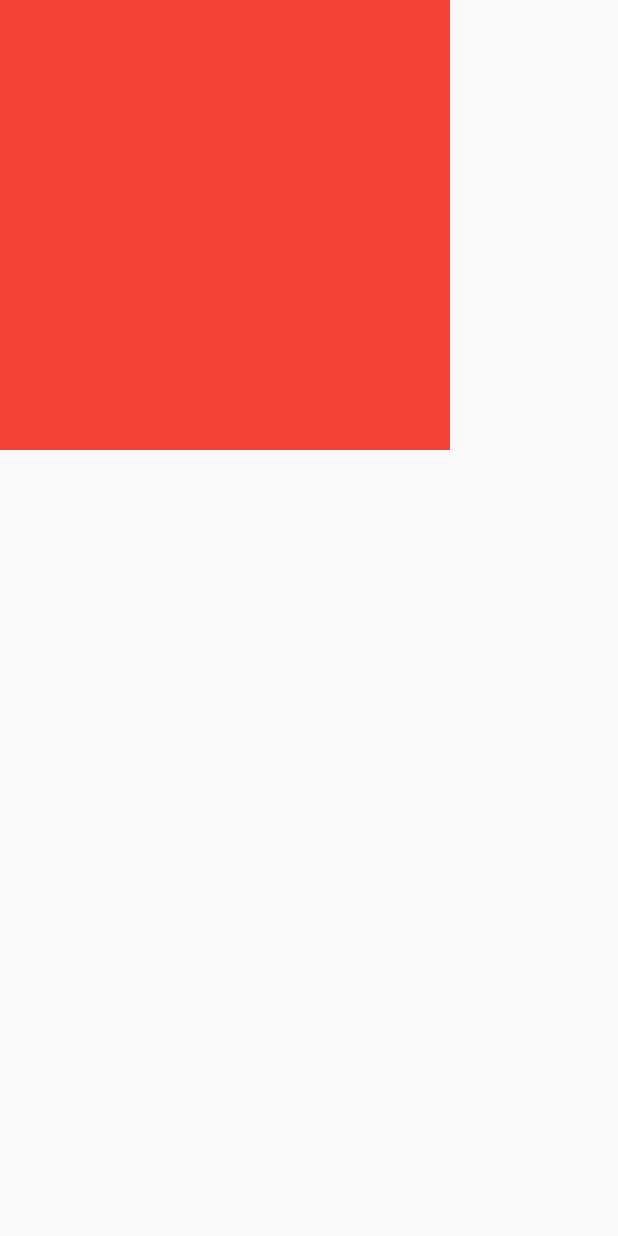
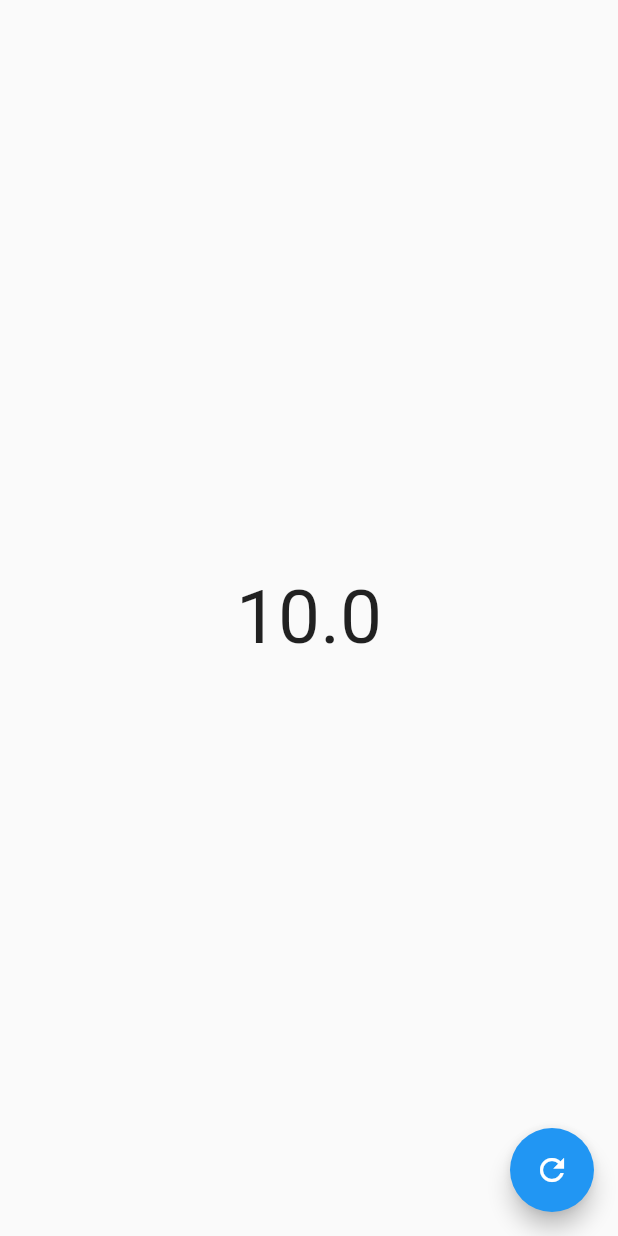
Before and after one commit to max005500/flutter_design_test, a Flutter app: the screen it shows after launch, on a phone screen of 412 x 824 dp. Run offline on Flutter 3.47's test engine with Material 2 defaults, Android fonts, the phone set to English and light mode, and no system bars.

Commit message:
progressBars create

```diff
--- a/lib/main.dart
+++ b/lib/main.dart
@@ -11,7 +11,7 @@ class MyApp extends StatelessWidget {
     return const MaterialApp(
       debugShowCheckedModeBanner: false,
       title: 'Diseños App',
-      home: CircularProgressBarPage(),
+      home:ProgressBar(),
     );
   }
 }
--- /dev/null
+++ b/lib/src/pages/graficas_circulares_page.dart
@@ -0,0 +1,29 @@
+import 'package:flutter/material.dart';
+
+class ProgressBar extends StatefulWidget {
+  const ProgressBar({super.key});
+
+  @override
+  State<ProgressBar> createState() => _ProgressBarState();
+}
+
+class _ProgressBarState extends State<ProgressBar> {
+  double porcent = 10.0;
+  @override
+  Widget build(BuildContext context) {
+    return Scaffold(
+      floatingActionButton: FloatingActionButton(
+          onPressed: () => setState(
+                () {
+                  porcent += 10;
+                  if (porcent > 100) {
+                    porcent = 0;
+                  }
+                },
+              ),
+          child: const Icon(Icons.refresh)),
+      body:
+          Center(child: Text('$porcent', style: const TextStyle(fontSize: 50))),
+    );
+  }
+}
--- a/lib/src/pages/pages.dart
+++ b/lib/src/pages/pages.dart
@@ -1,3 +1,4 @@
 export 'package:design/src/pages/home_page.dart';
 export 'package:design/src/pages/animations_page.dart';
 export 'package:design/src/pages/circular_progres_bar_page.dart';
+export 'package:design/src/pages/graficas_circulares_page.dart';
```
Also changed, not shown: lib/src/pages/circular_progres_bar_page.dart (+95 -6 lines), lib/src/widgets/radial_progress.dart (added, +17 -0 lines).
